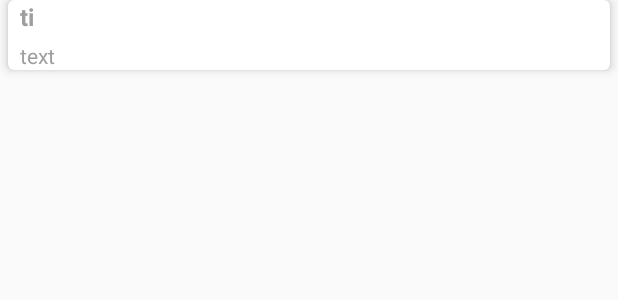
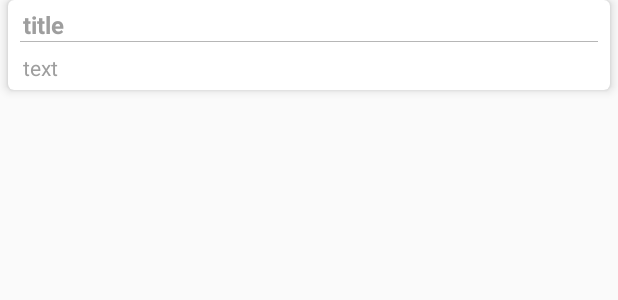
Before and after one commit to dushyantsingh23/Neat, an Android app: the layout notes_view_holder.xml on its own in the app's theme, with its tools: preview values and no code run, on a phone screen of 412 x 824 dp. Shown: the top 300 px of the screen. Run offline under Robolectric (Android 15) with nearby library versions, the phone set to English and light mode, and no system bars.

Commit message:
Added functionality to edit note

```diff
--- a/app/src/main/AndroidManifest.xml
+++ b/app/src/main/AndroidManifest.xml
@@ -21,6 +21,7 @@
         </activity>
         <activity
             android:name=".AddEditNoteActivity"
+            android:theme="@style/AppTheme"
             android:label="@string/title_add_new_notes_activity"
             android:screenOrientation="portrait" />
 
--- a/app/src/main/java/com/neat/provider/NeatDataContentProvider.java
+++ b/app/src/main/java/com/neat/provider/NeatDataContentProvider.java
@@ -84,6 +84,10 @@ public class NeatDataContentProvider extends SQLiteContentProvider {
         String tableName = null;
 
         switch (uriMatcher.match(uri)) {
+            case NOTES_MATCH:
+                tableName = NotesDO.TABLE_NAME;
+                selectionLocal = selection;
+                break;
         }
         count = db.update(tableName, values, selectionLocal, selectionArgs);
         postNotifyUri(uri);
--- a/app/src/main/res/layout/notes_view_holder.xml
+++ b/app/src/main/res/layout/notes_view_holder.xml
@@ -23,23 +23,32 @@
             android:layout_width="match_parent"
             android:layout_height="wrap_content"
             android:ellipsize="end"
-            android:maxLength="2"
-            android:paddingLeft="@dimen/default_padding_bottom"
-            android:paddingRight="@dimen/default_padding_bottom"
+            android:maxLines="2"
+            android:paddingLeft="10dp"
+            android:paddingTop="5dp"
+            android:paddingRight="10dp"
             android:text="title"
             android:textColor="@color/accent"
             android:textSize="16sp"
             android:textStyle="bold" />
 
+        <View
+            android:layout_width="match_parent"
+            android:background="@color/divider"
+            android:layout_marginLeft="@dimen/default_padding_bottom"
+            android:layout_marginRight="@dimen/default_padding_bottom"
+            android:layout_height="0.5dp"/>
+
         <TextView
             android:id="@+id/text"
             android:layout_width="match_parent"
-            android:layout_marginTop="5dp"
+            android:layout_marginTop="7dp"
             android:layout_height="wrap_content"
             android:ellipsize="end"
             android:maxLines="3"
-            android:paddingLeft="@dimen/default_padding_bottom"
-            android:paddingRight="@dimen/default_padding_bottom"
+            android:paddingLeft="10dp"
+            android:paddingBottom="5dp"
+            android:paddingRight="10dp"
             android:text="text"
             android:textColor="@color/accent"
             android:textSize="14sp" />
--- a/app/src/main/res/values/strings.xml
+++ b/app/src/main/res/values/strings.xml
@@ -9,7 +9,7 @@
     <string name="title_hint">Enter Title Here</string>
     <string name="text_hint">Enter Note</string>
     <string name="title_main_activity">Neat</string>
-    <string name="title_add_new_notes_activity">Add Note</string>
+    <string name="title_add_new_notes_activity">Add/Edit Note</string>
     <string name="text_about">Created by Dushyant</string>
     <string name="no_notes">No Notes Available</string>
     <string name="save">Save Note</string>
```
Also changed, not shown: app/src/main/java/com/neat/activity/AddEditNoteActivity.java (+31 -13 lines), app/src/main/java/com/neat/activity/BaseActivity.java (added, +42 -0 lines), app/src/main/java/com/neat/activity/NotesListActivity.java (+4 -3 lines), app/src/main/java/com/neat/entities/NotesDO.java (+14 -1 lines).
